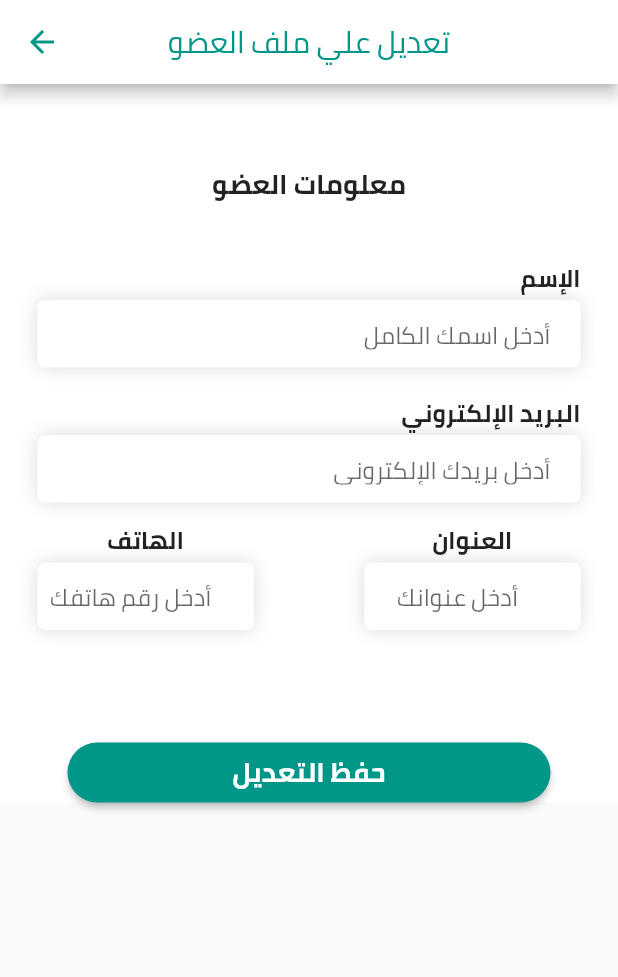
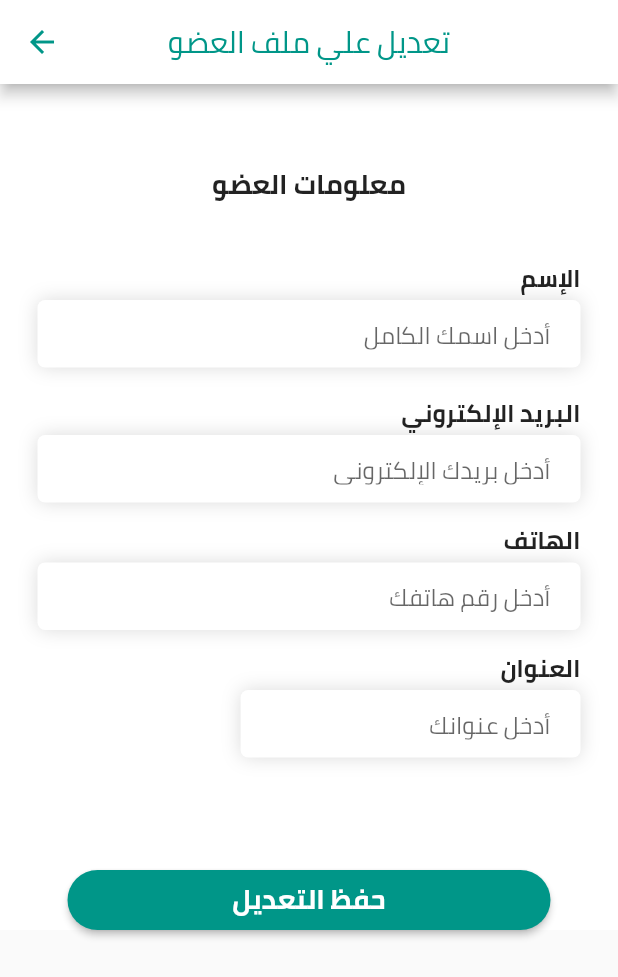
Before and after one commit to jayfox123/app-learn, a Flutter app: the EditProfileUser screen opened directly, on a phone screen of 412 x 824 dp. Shown: the top 977 px of the screen. Run offline on Flutter 3.47's test engine with Material 2 defaults, Android fonts, the phone set to English and light mode, and no system bars; our stand-ins replace date_format, device_info, file_picker, firebase_auth, firebase_database, firebase_messaging and 7 more; missing offline and left inert: firebase_admob, flutter_beautiful_popup, flutter_full_pdf_viewer, flutter_ijkplayer; accounts and stored records are empty.

Commit message:
Fist App

```diff
--- a/lib/ui/HomePage.dart
+++ b/lib/ui/HomePage.dart
@@ -389,7 +389,7 @@ class _HomePageState extends State<HomePage>
                       MaterialPageRoute(builder: (context) => ProfilePage()),
                     );
                   },
-                  txt: "الملف الشخصي",
+                  txt: "  الملف الشخصي",
                   icon: Icon(Icons.person, color: Colors.white),
                 ),
 
@@ -447,7 +447,7 @@ class _HomePageState extends State<HomePage>
             style: TextStyle(color: Colors.white, fontSize: 18),
           ),
           SizedBox(
-            width: 10,
+            width: 15,
           ),
           icon
         ],
@@ -666,7 +666,6 @@ class _HomePageState extends State<HomePage>
 
   List Course_Uid = List();
   Future<bool> Subscribed(String id) async {
-    print(uid);
     bool subs = false;
     Course_Uid.clear();
     await FirebaseDatabase.instance
--- a/lib/ui/edit_profile_user.dart
+++ b/lib/ui/edit_profile_user.dart
@@ -254,12 +254,7 @@ class _EditProfileUserState extends State<EditProfileUser>
           SizedBox(
             height: 10,
           ),
-          Row(
-            mainAxisAlignment: MainAxisAlignment.spaceBetween,
-            children: [
-              Column(
-                mainAxisSize: MainAxisSize.max,
-                children: [
+
                   Text(
                     'الهاتف',
                     style: TextStyle(
@@ -267,8 +262,39 @@ class _EditProfileUserState extends State<EditProfileUser>
                       fontWeight: FontWeight.bold,
                     ),
                   ),
+                     Container(
+                      height: 45,
+                      padding: EdgeInsets.only(top: 20, right: 20),
+                      decoration: BoxDecoration(
+                        borderRadius: BorderRadius.circular(5),
+                        color: Colors.white,
+                        boxShadow: [
+                          BoxShadow(
+                            color: Colors.black.withOpacity(0.14),
+                            blurRadius: 10,
+                          )
+                        ],
+                      ),
+                      child: TextField(
+                        textAlign: TextAlign.right,
+                        keyboardType: TextInputType.phone,
+                        controller: _mobileController,
+                        decoration: InputDecoration(
+                          border: InputBorder.none,
+                          hintText: "أدخل رقم هاتفك",
+                        ),
+                      ),
+                    ),
+
+      SizedBox( height: 10 ),
+
+                  Text(
+                    'العنوان',
+                    style:
+                        TextStyle(fontSize: 16.0, fontWeight: FontWeight.bold),
+                  ),
                   SizedBox(
-                    width: size.width * 0.35,
+                    width: size.width * 0.55,
                     child: Container(
                       height: 45,
                       padding: EdgeInsets.only(top: 20, right: 20),
@@ -283,43 +309,7 @@ class _EditProfileUserState extends State<EditProfileUser>
                         ],
                       ),
                       child: TextField(
-                        textAlign: TextAlign.center,
-                        keyboardType: TextInputType.phone,
-                        controller: _mobileController,
-                        decoration: InputDecoration(
-                          border: InputBorder.none,
-                          hintText: "أدخل رقم هاتفك",
-                        ),
-                      ),
-                    ),
-                  ),
-                ],
-              ),
-              //-------------------
-              Column(
-                children: [
-                  Text(
-                    'العنوان',
-                    style:
-                        TextStyle(fontSize: 16.0, fontWeight: FontWeight.bold),
-                  ),
-                  SizedBox(
-                    width: size.width * 0.35,
-                    child: Container(
-                      height: 45,
-                      padding: EdgeInsets.only(top: 20, right: 20),
-                      decoration: BoxDecoration(
-                        borderRadius: BorderRadius.circular(5),
-                        color: Colors.white,
-                        boxShadow: [
-                          BoxShadow(
-                            color: Colors.black.withOpacity(0.14),
-                            blurRadius: 10,
-                          )
-                        ],
-                      ),
-                      child: TextField(
-                        textAlign: TextAlign.center,
+                        textAlign: TextAlign.right,
                         keyboardType: TextInputType.emailAddress,
                         controller: _pointsController,
                         decoration: InputDecoration(
@@ -329,10 +319,9 @@ class _EditProfileUserState extends State<EditProfileUser>
                       ),
                     ),
                   ),
-                ],
-              ),
-            ],
-          ),
+
+
+                  // ),
 
           SizedBox(
             height: 30,
```
Also changed, not shown: lib/ui/CourseClientPage.dart (+5 -9 lines), lib/ui/OrderPageAdmin.dart (+11 -13 lines), lib/ui/player.dart (+10 -3 lines), 1 other file.
